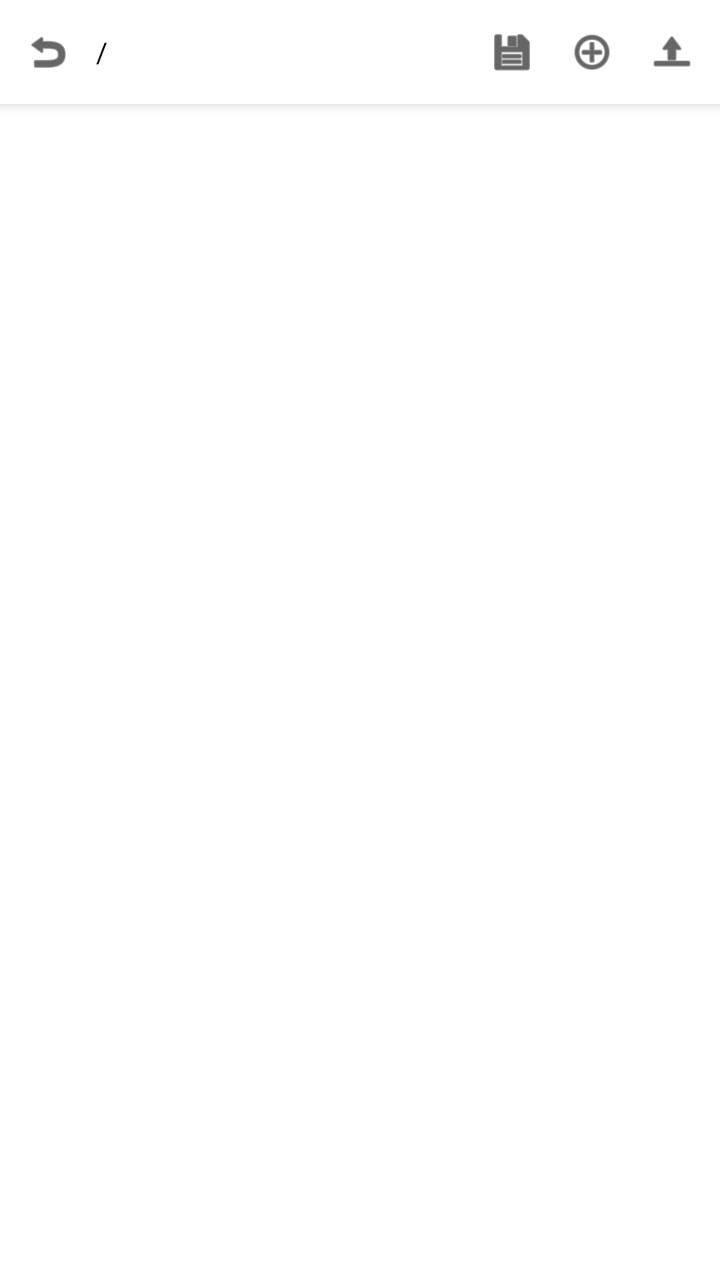
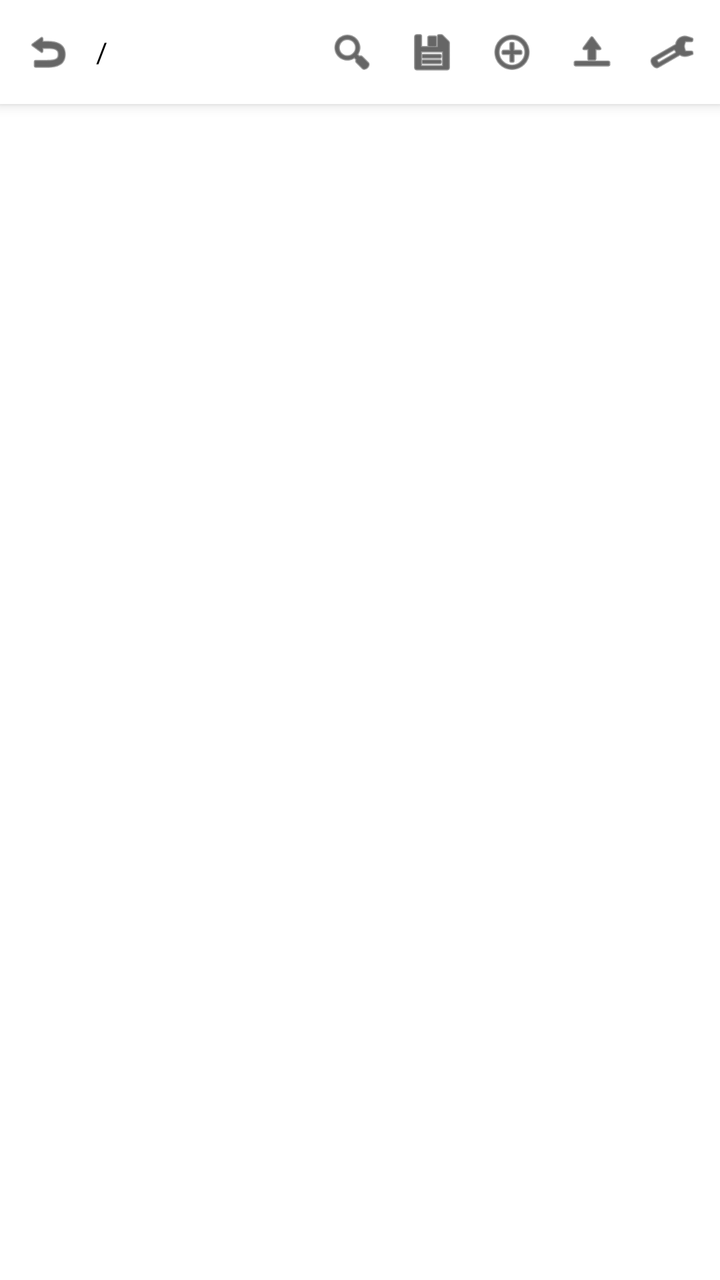

The first picture is an Android layout as it rendered before a commit; the second is the same layout after the commit. The layout source and the unified diff follow.
<!-- AndroidManifest.xml: application theme Theme.DevStudioIDE -->
<!-- res/layout/activity_file_manager.xml -->
<?xml version="1.0" encoding="utf-8"?>
<LinearLayout xmlns:android="http://schemas.android.com/apk/res/android"
    android:layout_width="match_parent"
    android:layout_height="match_parent"
    android:orientation="vertical"
    android:background="@color/white">

    
    <LinearLayout
        android:layout_width="match_parent"
        android:layout_height="52dp"
        android:background="@color/white"
        android:elevation="4dp"
        android:orientation="horizontal"
        android:gravity="center_vertical"
        android:paddingStart="4dp"
        android:paddingEnd="4dp">

        <ImageView
            android:id="@+id/btnBack"
            android:layout_width="40dp"
            android:layout_height="40dp"
            android:padding="8dp"
            android:src="@android:drawable/ic_menu_revert"
            android:contentDescription="Back"
            android:tint="@color/black" />

        <TextView
            android:id="@+id/tvCurrentPath"
            android:layout_width="0dp"
            android:layout_height="wrap_content"
            android:layout_weight="1"
            android:paddingHorizontal="4dp"
            android:singleLine="true"
            android:ellipsize="start"
            android:text="/"
            android:textColor="@color/black"
            android:textSize="14sp" />

        <ImageView
            android:id="@+id/btnSave"
            android:layout_width="40dp"
            android:layout_height="40dp"
            android:padding="8dp"
            android:src="@android:drawable/ic_menu_save"
            android:contentDescription="Save"
            android:tint="@color/black" />

        <ImageView
            android:id="@+id/btnNewFile"
            android:layout_width="40dp"
            android:layout_height="40dp"
            android:padding="8dp"
            android:src="@android:drawable/ic_menu_add"
            android:contentDescription="New File"
            android:tint="@color/black" />

        <ImageView
            android:id="@+id/btnNewFolder"
            android:layout_width="40dp"
            android:layout_height="40dp"
            android:padding="8dp"
            android:src="@android:drawable/ic_menu_upload"
            android:contentDescription="New Folder"
            android:tint="@color/black" />
    </LinearLayout>

    
    <androidx.recyclerview.widget.RecyclerView
        android:id="@+id/rvFiles"
        android:layout_width="match_parent"
        android:layout_height="0dp"
        android:layout_weight="1"
        android:visibility="visible" />

    
    <LinearLayout
        android:id="@+id/editorContainer"
        android:layout_width="match_parent"
        android:layout_height="0dp"
        android:layout_weight="1"
        android:orientation="vertical"
        android:visibility="gone">

        <io.github.rosemoe.sora.widget.CodeEditor
            android:id="@+id/codeEditor"
            android:layout_width="match_parent"
            android:layout_height="match_parent" />
    </LinearLayout>
</LinearLayout>
<!-- resources referenced by this layout -->
<resources>
  <color name="black">#000000</color>
  <color name="white">#FFFFFF</color>
  <style name="Theme.DevStudioIDE" parent="Theme.AppCompat.Light.NoActionBar">
          <item name="colorPrimary">@color/primary</item>
          <item name="colorPrimaryDark">@color/primary_dark</item>
          <item name="colorAccent">@color/accent</item>
          <item name="android:windowBackground">@color/white</item>
          <item name="android:textColorPrimary">@color/black</item>
          <item name="android:textColorSecondary">@color/gray</item>
      </style>
  <color name="primary">#FFFFFF</color>
  <color name="primary_dark">#E0E0E0</color>
  <color name="accent">#1565C0</color>
  <color name="gray">#757575</color>
</resources>

<!-- the commit's change to res/layout/activity_file_manager.xml (unified diff, before → after) -->
@@ -3,13 +3,13 @@
     android:layout_width="match_parent"
     android:layout_height="match_parent"
     android:orientation="vertical"
-    android:background="@color/white">
+    android:background="#FFFFFF">
 
     
     <LinearLayout
         android:layout_width="match_parent"
         android:layout_height="52dp"
-        android:background="@color/white"
+        android:background="#FFFFFF"
         android:elevation="4dp"
         android:orientation="horizontal"
         android:gravity="center_vertical"
@@ -22,8 +22,8 @@
             android:layout_height="40dp"
             android:padding="8dp"
             android:src="@android:drawable/ic_menu_revert"
-            android:contentDescription="Back"
-            android:tint="@color/black" />
+            android:tint="#000000"
+            android:contentDescription="Back" />
 
         <TextView
             android:id="@+id/tvCurrentPath"
@@ -34,8 +34,17 @@
             android:singleLine="true"
             android:ellipsize="start"
             android:text="/"
-            android:textColor="@color/black"
+            android:textColor="#000000"
             android:textSize="14sp" />
+
+        <ImageView
+            android:id="@+id/btnSearch"
+            android:layout_width="40dp"
+            android:layout_height="40dp"
+            android:padding="8dp"
+            android:src="@android:drawable/ic_menu_search"
+            android:tint="#000000"
+            android:contentDescription="Search" />
 
         <ImageView
             android:id="@+id/btnSave"
@@ -43,8 +52,8 @@
             android:layout_height="40dp"
             android:padding="8dp"
             android:src="@android:drawable/ic_menu_save"
-            android:contentDescription="Save"
-            android:tint="@color/black" />
+            android:tint="#000000"
+            android:contentDescription="Save" />
 
         <ImageView
             android:id="@+id/btnNewFile"
@@ -52,8 +61,8 @@
             android:layout_height="40dp"
             android:padding="8dp"
             android:src="@android:drawable/ic_menu_add"
-            android:contentDescription="New File"
-            android:tint="@color/black" />
+            android:tint="#000000"
+            android:contentDescription="New File" />
 
         <ImageView
             android:id="@+id/btnNewFolder"
@@ -61,9 +70,26 @@
             android:layout_height="40dp"
             android:padding="8dp"
             android:src="@android:drawable/ic_menu_upload"
-            android:contentDescription="New Folder"
-            android:tint="@color/black" />
+            android:tint="#000000"
+            android:contentDescription="New Folder" />
+
+        <ImageView
+            android:id="@+id/btnSettings"
+            android:layout_width="40dp"
+            android:layout_height="40dp"
+            android:padding="8dp"
+            android:src="@android:drawable/ic_menu_preferences"
+            android:tint="#000000"
+            android:contentDescription="Settings" />
     </LinearLayout>
+
+    
+    <androidx.recyclerview.widget.RecyclerView
+        android:id="@+id/rvTabs"
+        android:layout_width="match_parent"
+        android:layout_height="40dp"
+        android:background="#F5F5F5"
+        android:visibility="gone" />
 
     
     <androidx.recyclerview.widget.RecyclerView
<!-- resource entries referenced after the edit -->
@@ -1,7 +1,5 @@
 <!-- resources referenced by this layout -->
 <resources>
-  <color name="black">#000000</color>
-  <color name="white">#FFFFFF</color>
   <style name="Theme.DevStudioIDE" parent="Theme.AppCompat.Light.NoActionBar">
           <item name="colorPrimary">@color/primary</item>
           <item name="colorPrimaryDark">@color/primary_dark</item>
@@ -13,6 +11,8 @@
   <color name="primary">#FFFFFF</color>
   <color name="primary_dark">#E0E0E0</color>
   <color name="accent">#1565C0</color>
+  <color name="white">#FFFFFF</color>
+  <color name="black">#000000</color>
   <color name="gray">#757575</color>
 </resources>
 
